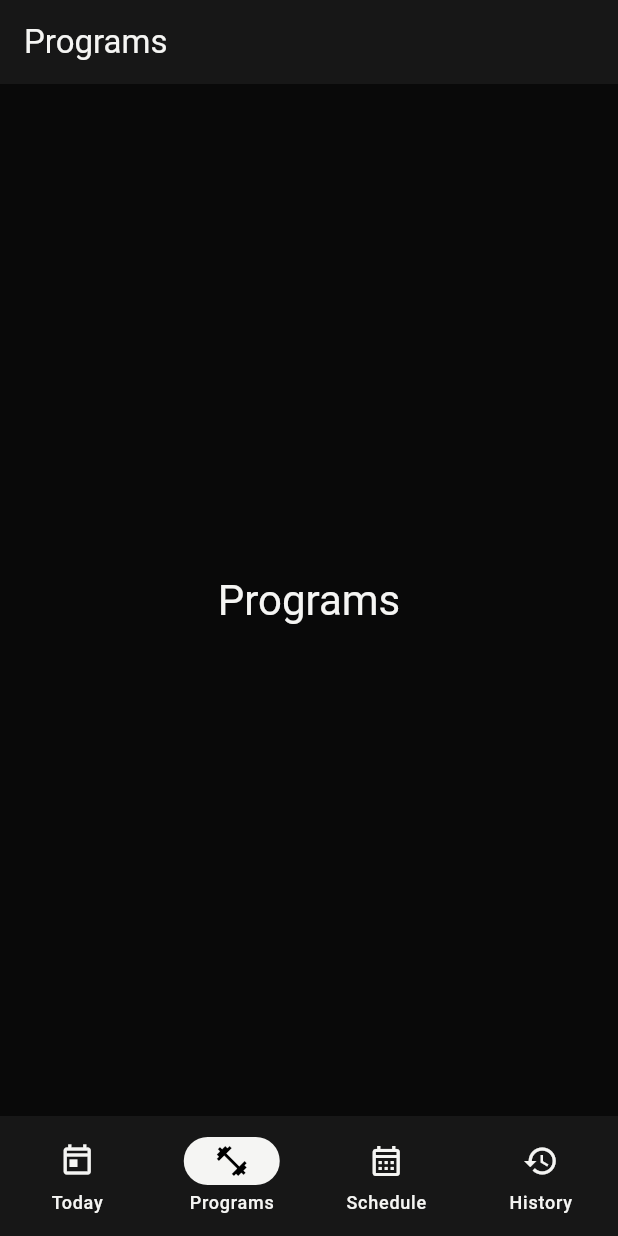
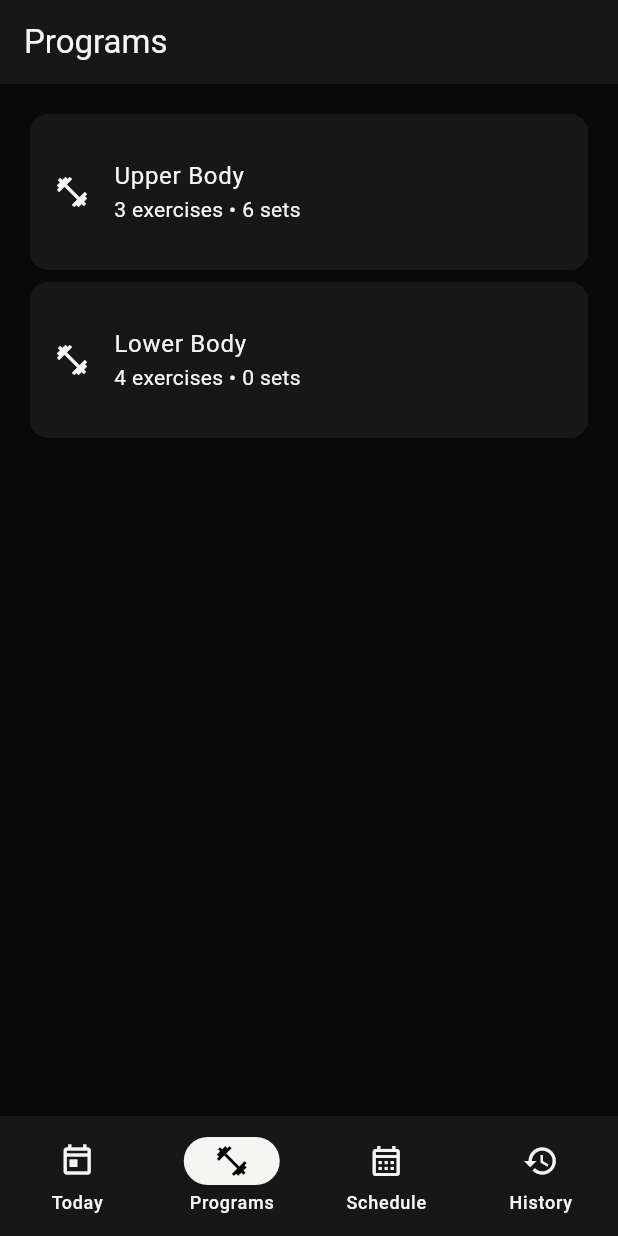
Before and after one commit to paranyu-lk/Flex-Gym-Application, a Flutter app: the screen it shows after launch, item 2 of the bottom bar chosen, on a phone screen of 412 x 824 dp. Run offline on Flutter 3.47's test engine with Material 3 defaults, Android fonts, the phone set to English and light mode, and no system bars.

Commit message:
feat: program page with name, sets

```diff
--- a/lib/main.dart
+++ b/lib/main.dart
@@ -1,4 +1,6 @@
 import 'package:flutter/material.dart';
+
+import 'screens/programs_page.dart';
 
 void main() {
   runApp(const MyApp());
@@ -38,7 +40,6 @@ class _MyAppState extends State<MyApp> {
           onSecondaryContainer: Color(0xFFF5F5F3),
           surface: Color(0xFFF0F0F0),
           onSurface: Color(0xFF171717),
-
         ),
         scaffoldBackgroundColor: const Color(0xFFFAFAFA),
       ),
@@ -66,7 +67,6 @@ class MyHomePage extends StatefulWidget {
     required this.onToggleTheme,
   });
 
-
   final String title;
   final VoidCallback onToggleTheme;
 
@@ -86,12 +86,15 @@ class _MyHomePageState extends State<MyHomePage> {
         backgroundColor: Theme.of(context).colorScheme.surface,
         title: Text(_pageTitles[_selectedIndex]),
       ),
-      body: Center(
-        child: Text(
-          _pageTitles[_selectedIndex],
-          style: Theme.of(context).textTheme.headlineMedium,
-        ),
-      ),
+      body: switch (_selectedIndex) {
+        1 => const ProgramsPage(),
+        _ => Center(
+              child: Text(
+                _pageTitles[_selectedIndex],
+                style: Theme.of(context).textTheme.headlineMedium,
+              ),
+            ),
+      },
       bottomNavigationBar: NavigationBar(
         backgroundColor: Theme.of(context).colorScheme.surface,
         indicatorColor: Theme.of(context).colorScheme.primary,
--- /dev/null
+++ b/lib/models/planned_set.dart
@@ -0,0 +1,9 @@
+class PlannedSet {
+  const PlannedSet({
+    required this.targetReps,
+    required this.targetLoadGrams,
+  });
+
+  final int targetReps;
+  final int? targetLoadGrams;
+}
--- /dev/null
+++ b/lib/models/program_exercise.dart
@@ -0,0 +1,13 @@
+import 'planned_set.dart';
+
+class ProgramExercise {
+  const ProgramExercise({
+    required this.name,
+    required this.restSeconds,
+    this.sets = const [],
+  });
+
+  final String name;
+  final int restSeconds;
+  final List<PlannedSet> sets;
+}
--- /dev/null
+++ b/lib/models/program_summary.dart
@@ -0,0 +1,23 @@
+import 'package:flex_application/models/program_exercise.dart';
+
+class ProgramSummary {
+  const ProgramSummary({
+    required this.name,
+    required this.exercises,
+  });
+
+  final String name;
+  final List<ProgramExercise> exercises;
+
+  int get exerciseCount => exercises.length;
+
+  int get setCount {
+    var total = 0;
+
+    for (final exercise in exercises) {
+      total += exercise.sets.length;
+    }
+
+    return total;
+  }
+}
--- /dev/null
+++ b/lib/screens/program_detail_page.dart
@@ -0,0 +1,38 @@
+import 'package:flutter/material.dart';
+
+import '../models/program_summary.dart';
+
+class ProgramDetailPage extends StatelessWidget {
+  const ProgramDetailPage({super.key, required this.program});
+
+  final ProgramSummary program;
+
+  @override
+  Widget build(BuildContext context) {
+    return Scaffold(
+      appBar: AppBar(
+        title: Text(program.name),
+        backgroundColor: Theme.of(context).colorScheme.surface,
+      ),
+      body: ListView.builder(
+        padding: const EdgeInsets.all(16),
+        itemCount: program.exercises.length,
+        itemBuilder: (context, index) {
+          final exercise = program.exercises[index];
+
+          return Card(
+            child: ListTile(
+              contentPadding: const EdgeInsets.all(16),
+              leading: const Icon(Icons.fitness_center),
+              title: Text(exercise.name),
+              subtitle: Text(
+                '${exercise.sets.length} sets • '
+                'Rest: ${exercise.restSeconds} seconds',
+              ),
+            ),
+          );
+        },
+      ),
+    );
+  }
+}
--- /dev/null
+++ b/lib/screens/programs_page.dart
@@ -0,0 +1,76 @@
+import 'package:flex_application/models/planned_set.dart';
+import 'package:flex_application/models/program_exercise.dart';
+import 'package:flutter/material.dart';
+
+import '../models/program_summary.dart';
+import 'program_detail_page.dart';
+
+class ProgramsPage extends StatelessWidget {
+  const ProgramsPage({super.key});
+
+  static const _programs = [
+    ProgramSummary(
+      name: 'Upper Body',
+      exercises: [
+        ProgramExercise(
+          name: 'Bench Press',
+          restSeconds: 90,
+          sets: [
+            PlannedSet(targetReps: 12, targetLoadGrams: 40000),
+            PlannedSet(targetReps: 10, targetLoadGrams: 45000),
+            PlannedSet(targetReps: 8, targetLoadGrams: 50000),
+          ],
+        ),
+        ProgramExercise(
+          name: 'Lat Pulldown',
+          restSeconds: 90,
+          sets: [
+            PlannedSet(targetReps: 10, targetLoadGrams: 40000),
+            PlannedSet(targetReps: 10, targetLoadGrams: 45000),
+            PlannedSet(targetReps: 8, targetLoadGrams: 50000),
+          ],
+        ),
+        ProgramExercise(name: 'Shoulder Press', restSeconds: 60),
+      ],
+    ),
+    ProgramSummary(
+      name: 'Lower Body',
+      exercises: [
+        ProgramExercise(name: 'Squat', restSeconds: 120),
+        ProgramExercise(name: 'Romanian Deadlift', restSeconds: 90),
+        ProgramExercise(name: 'Leg Press', restSeconds: 90),
+        ProgramExercise(name: 'Calf Raise', restSeconds: 60),
+      ],
+    ),
+  ];
+
+  @override
+  Widget build(BuildContext context) {
+    return ListView.builder(
+      padding: const EdgeInsets.all(16),
+      itemCount: _programs.length,
+      itemBuilder: (context, index) {
+        final program = _programs[index];
+
+        return Card(
+          child: ListTile(
+            contentPadding: const EdgeInsets.all(16),
+            leading: const Icon(Icons.fitness_center),
+            title: Text(program.name),
+            subtitle: Text(
+              '${program.exerciseCount} exercises • '
+              '${program.setCount} sets',
+            ),
+            onTap: () {
+              Navigator.of(context).push(
+                MaterialPageRoute<void>(
+                  builder: (context) => ProgramDetailPage(program: program),
+                ),
+              );
+            },
+          ),
+        );
+      },
+    );
+  }
+}
```
